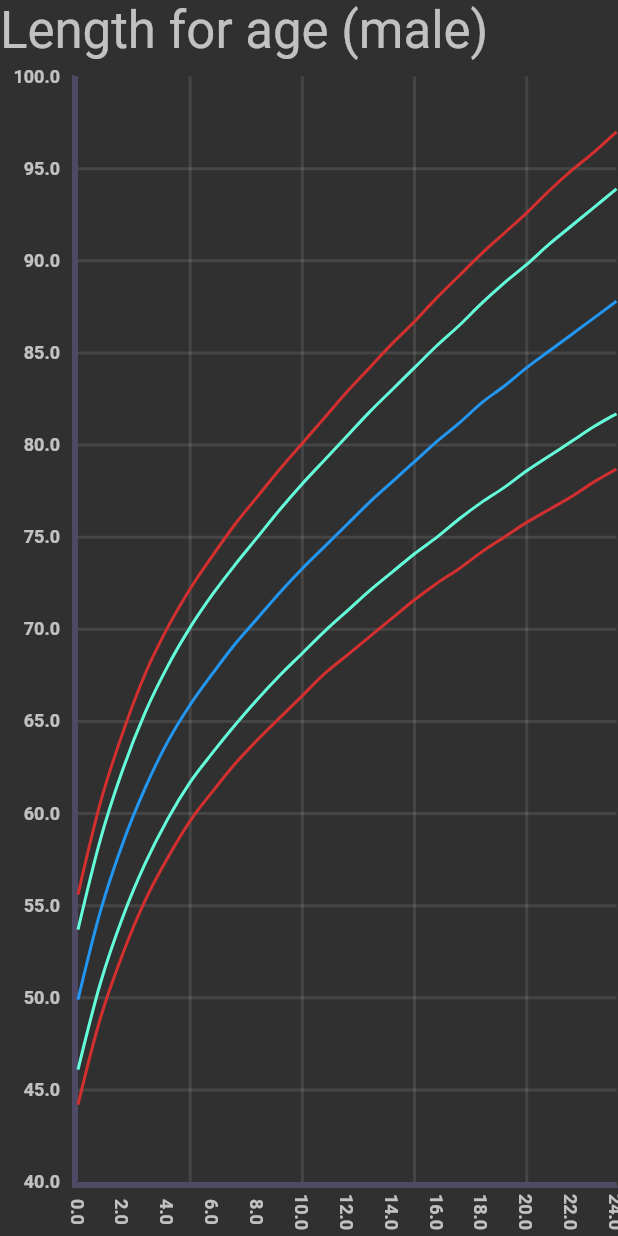
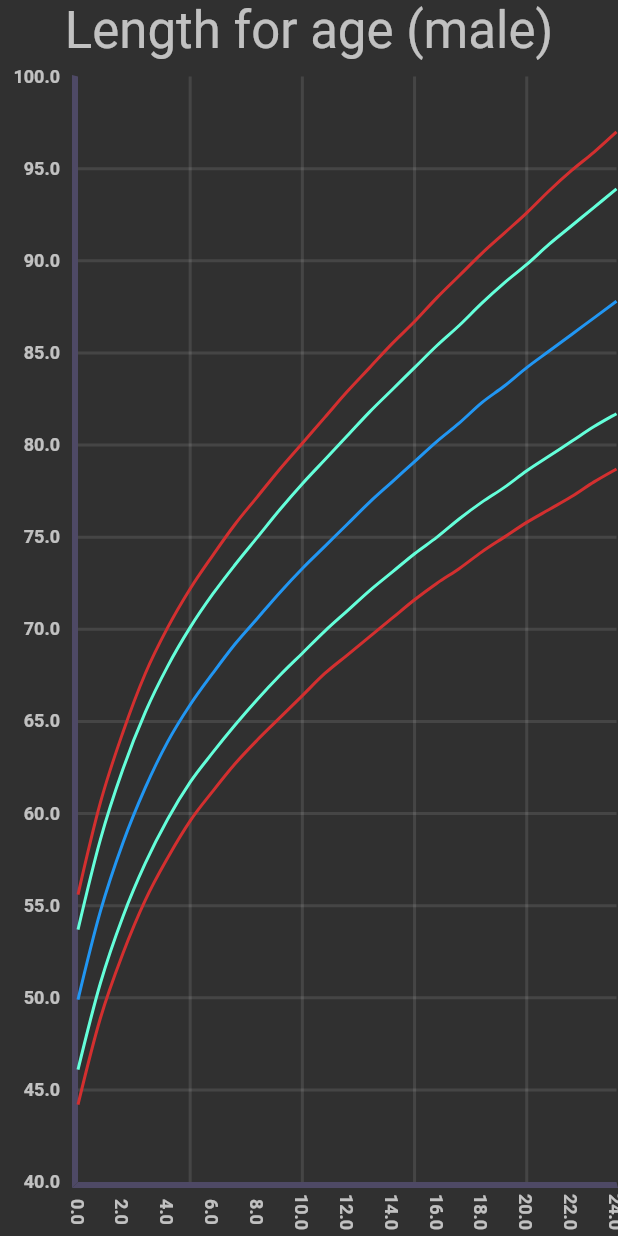
Before and after one commit to joshestein/PMSD, a Flutter app: the Charts widget shown alone on an empty page, opened directly, on a phone screen of 412 x 824 dp. Run offline on Flutter 3.47's test engine with Material 2 defaults, Android fonts, the phone set to English and light mode, and no system bars; drawn by our look-alikes of fl_chart; our stand-ins replace image_picker; missing offline and left inert: dart:ffi, tflite.

Commit message:
Center chart heading

```diff
--- a/proto/lib/charts/charts.dart
+++ b/proto/lib/charts/charts.dart
@@ -12,10 +12,12 @@ class Charts extends StatelessWidget {
     return Column(
       crossAxisAlignment: CrossAxisAlignment.stretch,
       children: [
-        Text(
-          'Length for age (male)',
-          style: Theme.of(context).primaryTextTheme.headline4,
-        ),
+        Row(mainAxisAlignment: MainAxisAlignment.center, children: [
+          Text(
+            'Length for age (male)',
+            style: Theme.of(context).primaryTextTheme.headline4,
+          ),
+        ]),
         const SizedBox(height: 10), // Add gap between heading and chart
         Expanded(
           child: OrientationBuilder(builder: (context, orientation) {
@@ -24,7 +26,6 @@ class Charts extends StatelessWidget {
         ),
       ],
     );
-    });
   }
 
   _getMaleData(BuildContext context, Orientation orientation) {
```
